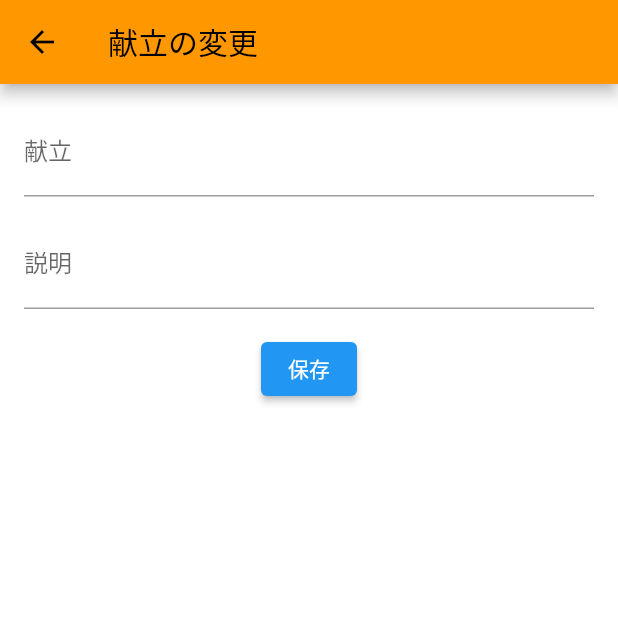
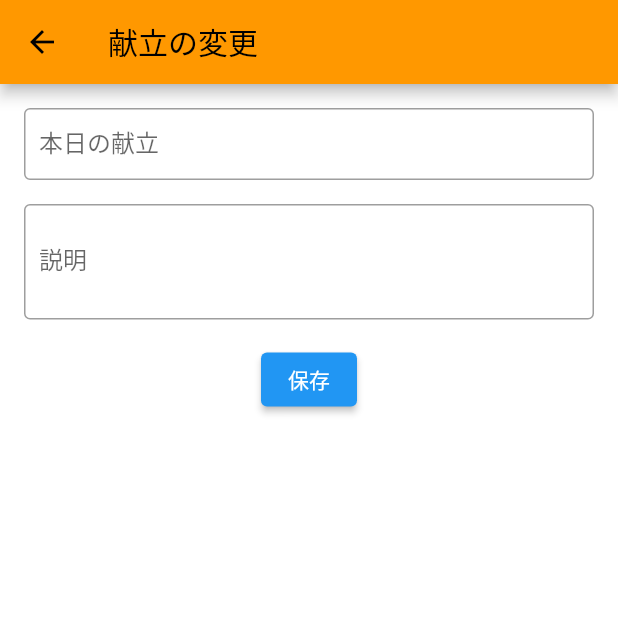
Before and after one commit to shinnkura/simple_lunch, a Flutter app: the screen it shows after launch, after a tap on "今日の献立", on a phone screen of 412 x 824 dp, the top half of it. Run offline on Flutter 3.47's test engine with Material 2 defaults, Android fonts, the phone set to English and light mode, and no system bars; our stand-ins replace cloud_firestore, firebase_core, shared_preferences; accounts and stored records are empty.

Commit message:
テキストフィールを作：献立変更

```diff
--- a/lib/screens/edit_menu.dart
+++ b/lib/screens/edit_menu.dart
@@ -32,8 +32,11 @@ class EditMenuScreen extends StatelessWidget {
           child: Column(
             children: <Widget>[
               TextFormField(
-                decoration: const InputDecoration(
-                  labelText: '献立',
+                decoration: InputDecoration(
+                  labelText: '本日の献立',
+                  hintText: '本日のメニュー',
+                  border: OutlineInputBorder(),
+                  contentPadding: EdgeInsets.all(10),
                 ),
                 validator: (value) {
                   if (value == null || value.isEmpty) {
@@ -47,8 +50,12 @@ class EditMenuScreen extends StatelessWidget {
               ),
               const SizedBox(height: 16.0),
               TextFormField(
+                maxLines: 3,
                 decoration: const InputDecoration(
                   labelText: '説明',
+                  hintText: '説明を書いてください',
+                  border: OutlineInputBorder(),
+                  contentPadding: EdgeInsets.all(10),
                 ),
                 // validator: (value) {
                 //   if (value == null || value.isEmpty) {
```
Also changed, not shown: 1 other file.
